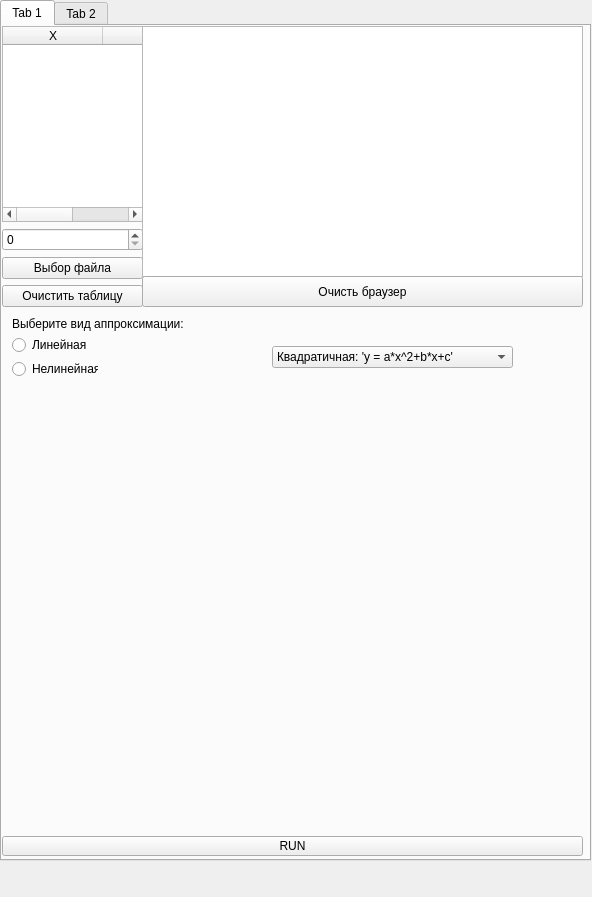
Before: the Qt Designer form main_interface.ui in ilyaaadfb/approximation_function_pyqt5_project_school-yandex, drawn with Qt 5.
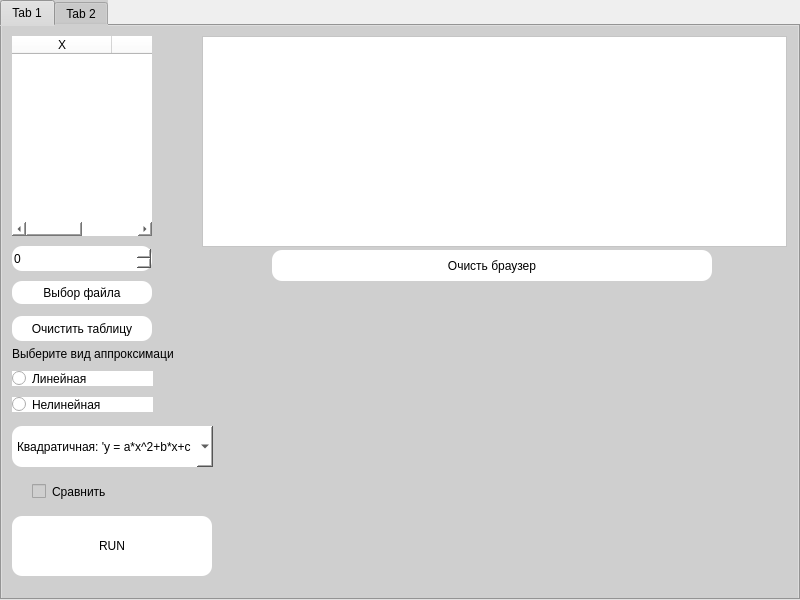
After: the same form once the commit is applied.

Patch:
```diff
--- a/main_interface.ui
+++ b/main_interface.ui
@@ -6,23 +6,29 @@
    <rect>
     <x>0</x>
     <y>0</y>
-    <width>592</width>
-    <height>897</height>
+    <width>800</width>
+    <height>600</height>
    </rect>
   </property>
   <property name="windowTitle">
    <string>MainWindow</string>
   </property>
+  <property name="styleSheet">
+   <string notr="true"/>
+  </property>
   <widget class="QWidget" name="centralwidget">
    <widget class="QTabWidget" name="tabWidget">
     <property name="geometry">
      <rect>
       <x>0</x>
       <y>0</y>
-      <width>591</width>
-      <height>861</height>
+      <width>800</width>
+      <height>600</height>
      </rect>
     </property>
+    <property name="styleSheet">
+     <string notr="true">background-color: rgb(207, 207, 207);</string>
+    </property>
     <property name="currentIndex">
      <number>0</number>
     </property>
@@ -30,105 +36,186 @@
      <attribute name="title">
       <string>Tab 1</string>
      </attribute>
-     <widget class="QWidget" name="layoutWidget">
-      <property name="geometry">
-       <rect>
-        <x>0</x>
-        <y>0</y>
-        <width>141</width>
-        <height>281</height>
-       </rect>
-      </property>
-      <layout class="QVBoxLayout" name="verticalLayout_2">
-       <item>
-        <widget class="QTableWidget" name="tableWidget">
-         <column>
-          <property name="text">
-           <string>X</string>
-          </property>
-         </column>
-         <column>
-          <property name="text">
-           <string>Y</string>
-          </property>
-         </column>
-        </widget>
-       </item>
-       <item>
-        <widget class="QSpinBox" name="spin"/>
-       </item>
-       <item>
-        <widget class="QPushButton" name="button_file">
-         <property name="text">
-          <string>Выбор файла</string>
-         </property>
-        </widget>
-       </item>
-       <item>
-        <widget class="QPushButton" name="clear_button_table">
-         <property name="text">
-          <string>Очистить таблицу</string>
-         </property>
-        </widget>
-       </item>
-      </layout>
-     </widget>
      <widget class="QTextBrowser" name="textBrowser">
       <property name="geometry">
        <rect>
-        <x>140</x>
-        <y>0</y>
-        <width>441</width>
-        <height>251</height>
+        <x>200</x>
+        <y>10</y>
+        <width>585</width>
+        <height>211</height>
        </rect>
+      </property>
+      <property name="styleSheet">
+       <string notr="true">background-color: rgb(255, 255, 255);</string>
+      </property>
+     </widget>
+     <widget class="QTableWidget" name="tableWidget">
+      <property name="geometry">
+       <rect>
+        <x>10</x>
+        <y>10</y>
+        <width>140</width>
+        <height>200</height>
+       </rect>
+      </property>
+      <property name="styleSheet">
+       <string notr="true">background-color: rgb(255, 255, 255);
+border-radius: 10px;</string>
+      </property>
+      <column>
+       <property name="text">
+        <string>X</string>
+       </property>
+      </column>
+      <column>
+       <property name="text">
+        <string>Y</string>
+       </property>
+      </column>
+     </widget>
+     <widget class="QSpinBox" name="spin">
+      <property name="geometry">
+       <rect>
+        <x>10</x>
+        <y>220</y>
+        <width>140</width>
+        <height>25</height>
+       </rect>
+      </property>
+      <property name="styleSheet">
+       <string notr="true">background-color: rgb(255, 255, 255);
+border-radius: 10px;</string>
+      </property>
+     </widget>
+     <widget class="QPushButton" name="button_file">
+      <property name="geometry">
+       <rect>
+        <x>10</x>
+        <y>255</y>
+        <width>140</width>
+        <height>23</height>
+       </rect>
+      </property>
+      <property name="styleSheet">
+       <string notr="true">background-color: rgb(255, 255, 255);
+border-radius: 10px;</string>
+      </property>
+      <property name="text">
+       <string>Выбор файла</string>
+      </property>
+     </widget>
+     <widget class="QPushButton" name="clear_button_table">
+      <property name="geometry">
+       <rect>
+        <x>10</x>
+        <y>290</y>
+        <width>140</width>
+        <height>25</height>
+       </rect>
+      </property>
+      <property name="styleSheet">
+       <string notr="true">background-color: rgb(255, 255, 255);
+border-radius: 10px;</string>
+      </property>
+      <property name="text">
+       <string>Очистить таблицу</string>
+      </property>
+     </widget>
+     <widget class="QWidget" name="verticalLayoutWidget">
+      <property name="geometry">
+       <rect>
+        <x>220</x>
+        <y>260</y>
+        <width>571</width>
+        <height>301</height>
+       </rect>
+      </property>
+      <layout class="QVBoxLayout" name="verticalLayout">
+       <property name="sizeConstraint">
+        <enum>QLayout::SetDefaultConstraint</enum>
+       </property>
+      </layout>
+     </widget>
+     <widget class="QWidget" name="layoutWidget">
+      <property name="geometry">
+       <rect>
+        <x>10</x>
+        <y>340</y>
+        <width>141</width>
+        <height>51</height>
+       </rect>
+      </property>
+      <layout class="QVBoxLayout" name="verticalLayout_3">
+       <item>
+        <widget class="QRadioButton" name="linear_radioButton">
+         <property name="styleSheet">
+          <string notr="true">background-color: rgb(255, 255, 255);
+border-radius: 10px;</string>
+         </property>
+         <property name="text">
+          <string>Линейная</string>
+         </property>
+        </widget>
+       </item>
+       <item>
+        <widget class="QRadioButton" name="nonlinear_radioButton">
+         <property name="styleSheet">
+          <string notr="true">background-color: rgb(255, 255, 255);
+border-radius: 10px;</string>
+         </property>
+         <property name="text">
+          <string>Нелинейная</string>
+         </property>
+        </widget>
+       </item>
+      </layout>
+     </widget>
+     <widget class="QLabel" name="label">
+      <property name="geometry">
+       <rect>
+        <x>10</x>
+        <y>320</y>
+        <width>161</width>
+        <height>16</height>
+       </rect>
+      </property>
+      <property name="styleSheet">
+       <string notr="true">border-radius: 10px;</string>
+      </property>
+      <property name="text">
+       <string>Выберите вид аппроксимации:</string>
       </property>
      </widget>
      <widget class="QPushButton" name="clear_button_browser">
       <property name="geometry">
        <rect>
-        <x>140</x>
-        <y>250</y>
-        <width>441</width>
+        <x>270</x>
+        <y>224</y>
+        <width>440</width>
         <height>31</height>
        </rect>
       </property>
+      <property name="styleSheet">
+       <string notr="true">background-color: rgb(255, 255, 255);
+border-radius: 10px;</string>
+      </property>
       <property name="text">
        <string>Очисть браузер</string>
       </property>
      </widget>
-     <widget class="QWidget" name="verticalLayoutWidget">
-      <property name="geometry">
-       <rect>
-        <x>0</x>
-        <y>360</y>
-        <width>581</width>
-        <height>441</height>
-       </rect>
-      </property>
-      <layout class="QVBoxLayout" name="verticalLayout"/>
-     </widget>
-     <widget class="QPushButton" name="run_button">
-      <property name="geometry">
-       <rect>
-        <x>0</x>
-        <y>810</y>
-        <width>581</width>
-        <height>20</height>
-       </rect>
-      </property>
-      <property name="text">
-       <string>RUN</string>
-      </property>
-     </widget>
      <widget class="QComboBox" name="comboBox">
       <property name="geometry">
        <rect>
-        <x>270</x>
-        <y>320</y>
-        <width>241</width>
-        <height>22</height>
+        <x>10</x>
+        <y>400</y>
+        <width>201</width>
+        <height>41</height>
        </rect>
       </property>
+      <property name="styleSheet">
+       <string notr="true">background-color: rgb(255, 255, 255);
+border-radius: 10px;</string>
+      </property>
       <item>
        <property name="text">
         <string>Квадратичная: 'y = a*x^2+b*x+c'</string>
@@ -165,43 +252,38 @@
        </property>
       </item>
      </widget>
-     <widget class="QWidget" name="layoutWidget">
+     <widget class="QCheckBox" name="compare_checkBox">
       <property name="geometry">
        <rect>
-        <x>10</x>
-        <y>310</y>
-        <width>86</width>
-        <height>42</height>
+        <x>30</x>
+        <y>450</y>
+        <width>121</width>
+        <height>31</height>
        </rect>
       </property>
-      <layout class="QVBoxLayout" name="verticalLayout_3">
-       <item>
-        <widget class="QRadioButton" name="linear_radioButton">
-         <property name="text">
-          <string>Линейная</string>
-         </property>
-        </widget>
-       </item>
-       <item>
-        <widget class="QRadioButton" name="nonlinear_radioButton">
-         <property name="text">
-          <string>Нелинейная</string>
-         </property>
-        </widget>
-       </item>
-      </layout>
+      <property name="styleSheet">
+       <string notr="true">
+border-radius: 10px;</string>
+      </property>
+      <property name="text">
+       <string>Сравнить</string>
+      </property>
      </widget>
-     <widget class="QLabel" name="label">
+     <widget class="QPushButton" name="run_button">
       <property name="geometry">
        <rect>
         <x>10</x>
-        <y>290</y>
-        <width>181</width>
-        <height>16</height>
+        <y>490</y>
+        <width>200</width>
+        <height>60</height>
        </rect>
       </property>
+      <property name="styleSheet">
+       <string notr="true">background-color: rgb(255, 255, 255);
+border-radius: 10px;</string>
+      </property>
       <property name="text">
-       <string>Выберите вид аппроксимации:</string>
+       <string>RUN</string>
       </property>
      </widget>
     </widget>
@@ -212,51 +294,95 @@
      <widget class="QTableView" name="view">
       <property name="geometry">
        <rect>
-        <x>0</x>
-        <y>0</y>
-        <width>561</width>
-        <height>381</height>
+        <x>10</x>
+        <y>10</y>
+        <width>381</width>
+        <height>551</height>
        </rect>
       </property>
+      <property name="styleSheet">
+       <string notr="true">background-color: rgb(255, 255, 255);
+border-radius: 10px;</string>
+      </property>
      </widget>
-     <widget class="QWidget" name="verticalLayoutWidget_2">
+     <widget class="QTableWidget" name="table_for_db">
       <property name="geometry">
        <rect>
-        <x>29</x>
-        <y>420</y>
-        <width>521</width>
-        <height>401</height>
+        <x>400</x>
+        <y>270</y>
+        <width>380</width>
+        <height>291</height>
        </rect>
       </property>
-      <layout class="QVBoxLayout" name="verticalLayout_4">
-       <item>
-        <widget class="QSpinBox" name="id_spin"/>
-       </item>
-       <item>
-        <widget class="QPushButton" name="del_button">
-         <property name="text">
-          <string>Удалить</string>
-         </property>
-        </widget>
-       </item>
-       <item>
-        <widget class="QPushButton" name="change_button">
-         <property name="text">
-          <string>Загрузить</string>
-         </property>
-        </widget>
-       </item>
-       <item>
-        <widget class="QPushButton" name="save_button">
-         <property name="text">
-          <string>Сохранить</string>
-         </property>
-        </widget>
-       </item>
-       <item>
-        <widget class="QTableWidget" name="table_for_db"/>
-       </item>
-      </layout>
+      <property name="styleSheet">
+       <string notr="true">background-color: rgb(255, 255, 255);
+border-radius: 10px;</string>
+      </property>
+     </widget>
+     <widget class="QPushButton" name="del_button">
+      <property name="geometry">
+       <rect>
+        <x>445</x>
+        <y>80</y>
+        <width>300</width>
+        <height>50</height>
+       </rect>
+      </property>
+      <property name="styleSheet">
+       <string notr="true">background-color: rgb(255, 255, 255);
+border-radius: 10px;</string>
+      </property>
+      <property name="text">
+       <string>Удалить</string>
+      </property>
+     </widget>
+     <widget class="QPushButton" name="save_button">
+      <property name="geometry">
+       <rect>
+        <x>445</x>
+        <y>140</y>
+        <width>300</width>
+        <height>50</height>
+       </rect>
+      </property>
+      <property name="styleSheet">
+       <string notr="true">background-color: rgb(255, 255, 255);
+border-radius: 10px;</string>
+      </property>
+      <property name="text">
+       <string>Сохранить</string>
+      </property>
+     </widget>
+     <widget class="QPushButton" name="change_button">
+      <property name="geometry">
+       <rect>
+        <x>445</x>
+        <y>200</y>
+        <width>300</width>
+        <height>50</height>
+       </rect>
+      </property>
+      <property name="styleSheet">
+       <string notr="true">background-color: rgb(255, 255, 255);
+border-radius: 10px;</string>
+      </property>
+      <property name="text">
+       <string>Загрузить</string>
+      </property>
+     </widget>
+     <widget class="QSpinBox" name="id_spin">
+      <property name="geometry">
+       <rect>
+        <x>445</x>
+        <y>20</y>
+        <width>300</width>
+        <height>50</height>
+       </rect>
+      </property>
+      <property name="styleSheet">
+       <string notr="true">background-color: rgb(255, 255, 255);
+border-radius: 10px;</string>
+      </property>
      </widget>
     </widget>
    </widget>
@@ -266,7 +392,7 @@
     <rect>
      <x>0</x>
      <y>0</y>
-     <width>592</width>
+     <width>800</width>
      <height>21</height>
     </rect>
    </property>
```
